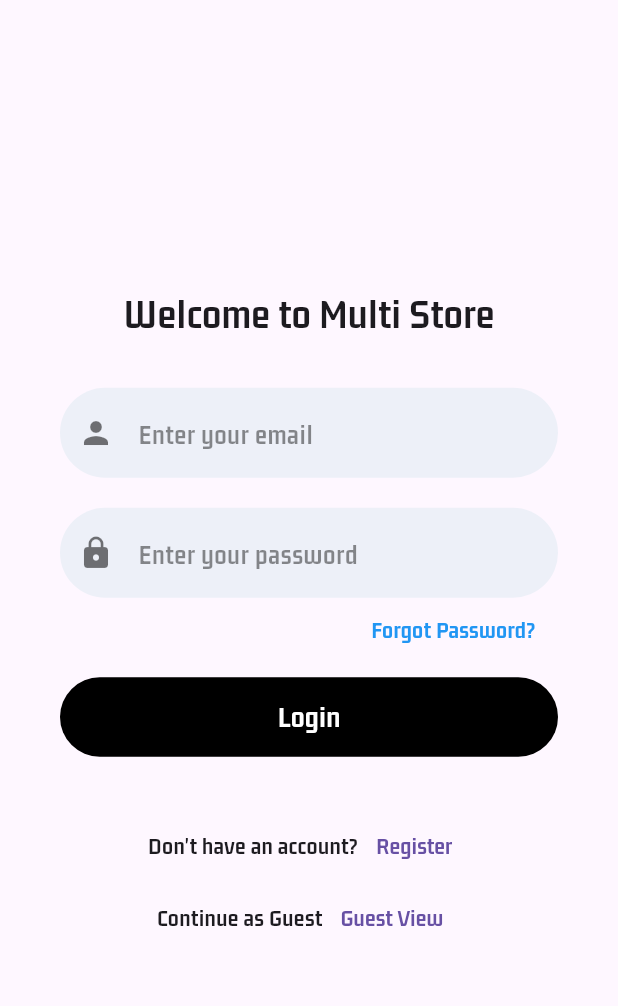
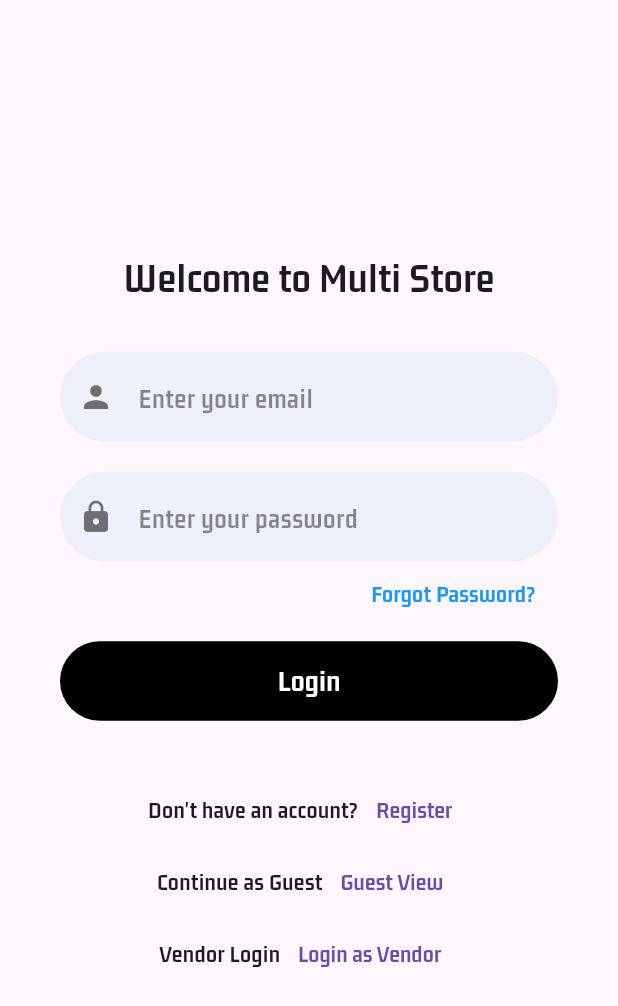
Before and after one commit to manhhh1108/E-commerce, a Flutter app: the LoginScreen screen opened directly, on a phone screen of 412 x 824 dp. Shown: the top 1006 px of the screen. Run offline on Flutter 3.47's test engine with Material 3 defaults, Android fonts, the phone set to English and light mode, and no system bars; our stand-ins replace cached_network_image, cloud_firestore, firebase_auth, firebase_core, firebase_storage, flutter_dotenv and 7 more; missing offline and left inert: country_state_city_picker, firebase_app_check, flutter_stripe; accounts and stored records are empty.

Commit message:
Resolved conflicts and used code from Manh

```diff
--- a/lib/views/buyers/auth/login_screen.dart
+++ b/lib/views/buyers/auth/login_screen.dart
@@ -4,7 +4,7 @@ import 'package:multi_store/utils/show_snackBar.dart';
 import 'package:multi_store/vendor/views/forget_password/forgot_password.dart';
 import 'package:multi_store/views/buyers/auth/register_screen.dart';
 import 'package:multi_store/views/buyers/main_screen.dart';
-
+import 'package:multi_store/vendor/views/auth/login.dart';
 import '../../../vendor/views/screens/widgets/button.dart';
 import '../../../vendor/views/screens/widgets/text_field.dart'; // Widget TextFieldInput
 
@@ -183,6 +183,30 @@ class _LoginScreenState extends State<LoginScreen> {
                     ),
                   ],
                 ),
+                // Login cho Vendor
+                Row(
+                  mainAxisAlignment: MainAxisAlignment.center,
+                  children: [
+                    Text(
+                      "Vendor Login",
+                      style: TextStyle(fontSize: 16),
+                    ),
+                    TextButton(
+                      onPressed: () {
+                        Navigator.push(
+                          context,
+                          MaterialPageRoute(
+                            builder: (context) => LoginVendorScreen(), // Thay bằng màn hình login Vendor của bạn
+                          ),
+                        );
+                      },
+                      child: Text(
+                        "Login as Vendor",
+                        style: TextStyle(fontSize: 16),
+                      ),
+                    ),
+                  ],
+                ),
               ],
             ),
           ),
```
